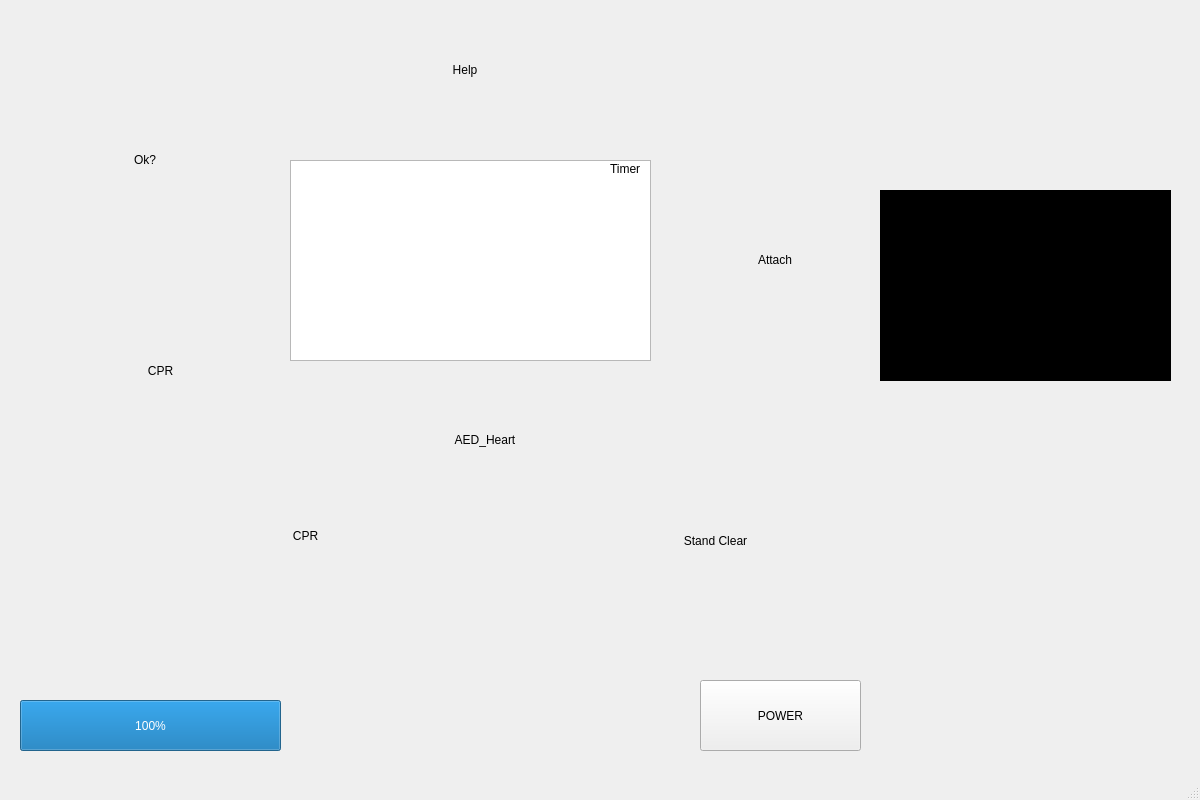
Qt form aed_display.ui (WaillyMohamed/AED) before a commit.
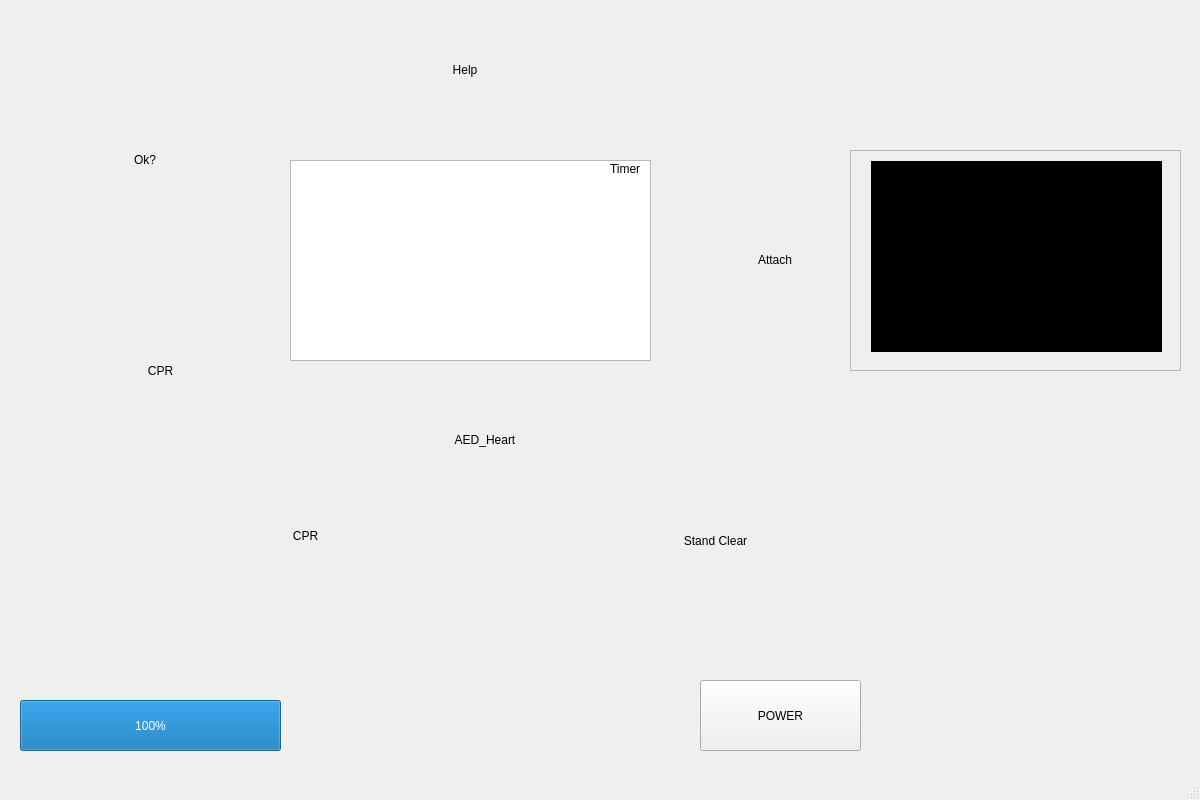
The same form after that commit.

Commit message: Added and fixed more audio messages. Also power button is disabled after initially turned on for now

Patch:
```diff
--- a/aed_display.ui
+++ b/aed_display.ui
@@ -262,21 +262,6 @@
      <set>Qt::AlignCenter</set>
     </property>
    </widget>
-   <widget class="QTextBrowser" name="audioMessages">
-    <property name="geometry">
-     <rect>
-      <x>880</x>
-      <y>190</y>
-      <width>291</width>
-      <height>191</height>
-     </rect>
-    </property>
-    <property name="styleSheet">
-     <string notr="true">background-color: rgb(0, 0, 0);
-font: 75 10pt &quot;Serif&quot;;
-color: rgb(46, 194, 126);</string>
-    </property>
-   </widget>
    <widget class="QLabel" name="timer">
     <property name="geometry">
      <rect>
@@ -290,6 +275,44 @@
      <string>Timer</string>
     </property>
    </widget>
+   <widget class="QScrollArea" name="scrollArea">
+    <property name="geometry">
+     <rect>
+      <x>850</x>
+      <y>150</y>
+      <width>331</width>
+      <height>221</height>
+     </rect>
+    </property>
+    <property name="widgetResizable">
+     <bool>true</bool>
+    </property>
+    <widget class="QWidget" name="scrollAreaWidgetContents">
+     <property name="geometry">
+      <rect>
+       <x>0</x>
+       <y>0</y>
+       <width>329</width>
+       <height>219</height>
+      </rect>
+     </property>
+     <widget class="QTextBrowser" name="audioMessages">
+      <property name="geometry">
+       <rect>
+        <x>20</x>
+        <y>10</y>
+        <width>291</width>
+        <height>191</height>
+       </rect>
+      </property>
+      <property name="styleSheet">
+       <string notr="true">background-color: rgb(0, 0, 0);
+font: 75 10pt &quot;Serif&quot;;
+color: rgb(46, 194, 126);</string>
+      </property>
+     </widget>
+    </widget>
+   </widget>
   </widget>
   <widget class="QMenuBar" name="menubar">
    <property name="geometry">
```
The commit also changes 1 other file.
